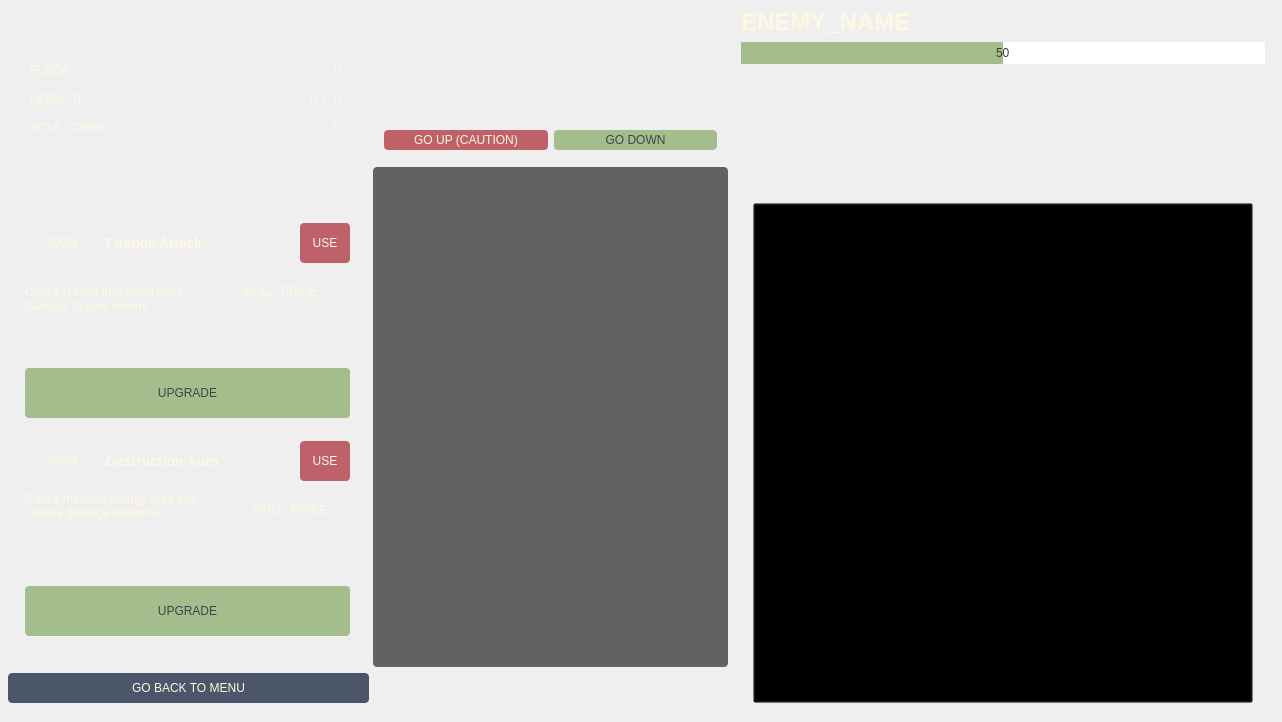
Old version of the form ui/widget.ui in the repository natan-dot-com/TalesOfLiesel.
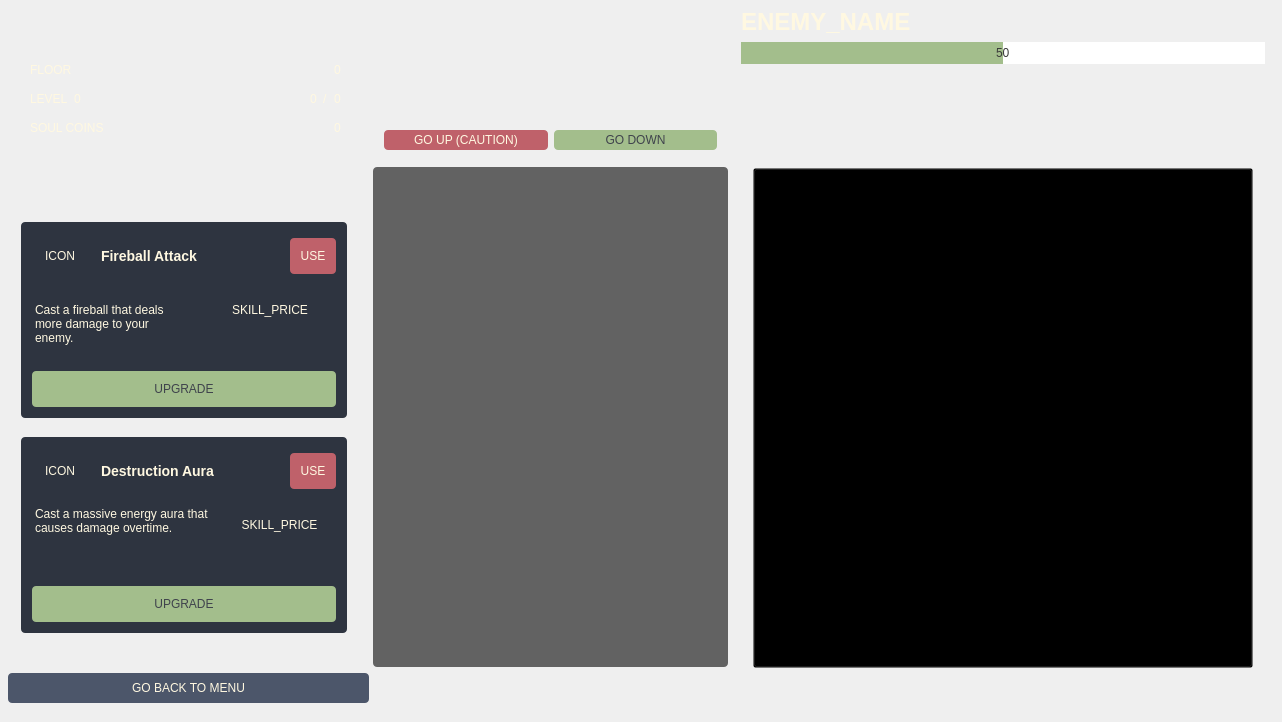
New version of the form. Icons and pictures are not drawn.

```diff
--- a/ui/widget.ui
+++ b/ui/widget.ui
@@ -428,6 +428,12 @@
                 </property>
                 <layout class="QVBoxLayout" name="verticalLayout_2" stretch="0,20">
                  <property name="leftMargin">
+                  <number>0</number>
+                 </property>
+                 <property name="topMargin">
+                  <number>0</number>
+                 </property>
+                 <property name="rightMargin">
                   <number>9</number>
                  </property>
                  <item>
@@ -460,21 +466,6 @@
                       <string notr="true"/>
                      </property>
                      <layout class="QVBoxLayout" name="verticalLayout_5" stretch="0,0">
-                      <property name="spacing">
-                       <number>8</number>
-                      </property>
-                      <property name="leftMargin">
-                       <number>8</number>
-                      </property>
-                      <property name="topMargin">
-                       <number>8</number>
-                      </property>
-                      <property name="rightMargin">
-                       <number>8</number>
-                      </property>
-                      <property name="bottomMargin">
-                       <number>8</number>
-                      </property>
                       <item>
                        <widget class="QWidget" name="fireballSkillDiv" native="true">
                         <property name="maximumSize">
@@ -483,19 +474,12 @@
                           <height>200</height>
                          </size>
                         </property>
+                        <property name="styleSheet">
+                         <string notr="true">background-color: #2E3440;
+border-radius: 4px;
+margin: 2px;</string>
+                        </property>
                         <layout class="QGridLayout" name="fireballCard" rowstretch="0,0,0,0">
-                         <property name="leftMargin">
-                          <number>0</number>
-                         </property>
-                         <property name="topMargin">
-                          <number>0</number>
-                         </property>
-                         <property name="rightMargin">
-                          <number>0</number>
-                         </property>
-                         <property name="bottomMargin">
-                          <number>0</number>
-                         </property>
                          <property name="horizontalSpacing">
                           <number>6</number>
                          </property>
@@ -544,7 +528,7 @@
                            <property name="minimumSize">
                             <size>
                              <width>0</width>
-                             <height>50</height>
+                             <height>40</height>
                             </size>
                            </property>
                            <property name="styleSheet">
@@ -591,7 +575,7 @@
                              <widget class="QLabel" name="fireballIcon">
                               <property name="minimumSize">
                                <size>
-                                <width>75</width>
+                                <width>60</width>
                                 <height>50</height>
                                </size>
                               </property>
@@ -680,19 +664,12 @@
                           <height>200</height>
                          </size>
                         </property>
+                        <property name="styleSheet">
+                         <string notr="true">background-color: #2E3440;
+border-radius: 4px;
+margin: 2px;</string>
+                        </property>
                         <layout class="QGridLayout" name="destructionAuraCard">
-                         <property name="leftMargin">
-                          <number>0</number>
-                         </property>
-                         <property name="topMargin">
-                          <number>0</number>
-                         </property>
-                         <property name="rightMargin">
-                          <number>0</number>
-                         </property>
-                         <property name="bottomMargin">
-                          <number>0</number>
-                         </property>
                          <item row="0" column="0" colspan="4">
                           <widget class="QWidget" name="destructionAuraNameUseButton" native="true">
                            <layout class="QHBoxLayout" name="horizontalLayout_8">
@@ -712,7 +689,7 @@
                              <widget class="QLabel" name="destructionAuraIcon">
                               <property name="minimumSize">
                                <size>
-                                <width>75</width>
+                                <width>60</width>
                                 <height>50</height>
                                </size>
                               </property>
@@ -785,7 +762,7 @@
                            <property name="minimumSize">
                             <size>
                              <width>0</width>
-                             <height>50</height>
+                             <height>40</height>
                             </size>
                            </property>
                            <property name="styleSheet">
@@ -1062,6 +1039,12 @@
 border: 0;
 border-radius: 4px;</string>
                    </property>
+                   <property name="spacing">
+                    <number>0</number>
+                   </property>
+                   <property name="uniformItemSizes">
+                    <bool>false</bool>
+                   </property>
                   </widget>
                  </item>
                  <item row="2" column="0">
@@ -1092,7 +1075,7 @@
                 <property name="styleSheet">
                  <string notr="true"/>
                 </property>
-                <layout class="QVBoxLayout" name="enemyInfoButton" stretch="0,0,0">
+                <layout class="QVBoxLayout" name="enemyInfoButton" stretch="0,0,0,0">
                  <property name="leftMargin">
                   <number>0</number>
                  </property>
@@ -1150,10 +1133,13 @@
                    <property name="orientation">
                     <enum>Qt::Vertical</enum>
                    </property>
+                   <property name="sizeType">
+                    <enum>QSizePolicy::Expanding</enum>
+                   </property>
                    <property name="sizeHint" stdset="0">
                     <size>
                      <width>20</width>
-                     <height>40</height>
+                     <height>20</height>
                     </size>
                    </property>
                   </spacer>
@@ -1211,6 +1197,22 @@
                    </item>
                   </layout>
                  </item>
+                 <item>
+                  <spacer name="spacerGroundEnemy">
+                   <property name="orientation">
+                    <enum>Qt::Vertical</enum>
+                   </property>
+                   <property name="sizeType">
+                    <enum>QSizePolicy::Preferred</enum>
+                   </property>
+                   <property name="sizeHint" stdset="0">
+                    <size>
+                     <width>20</width>
+                     <height>35</height>
+                    </size>
+                   </property>
+                  </spacer>
+                 </item>
                 </layout>
                </widget>
               </item>
```
